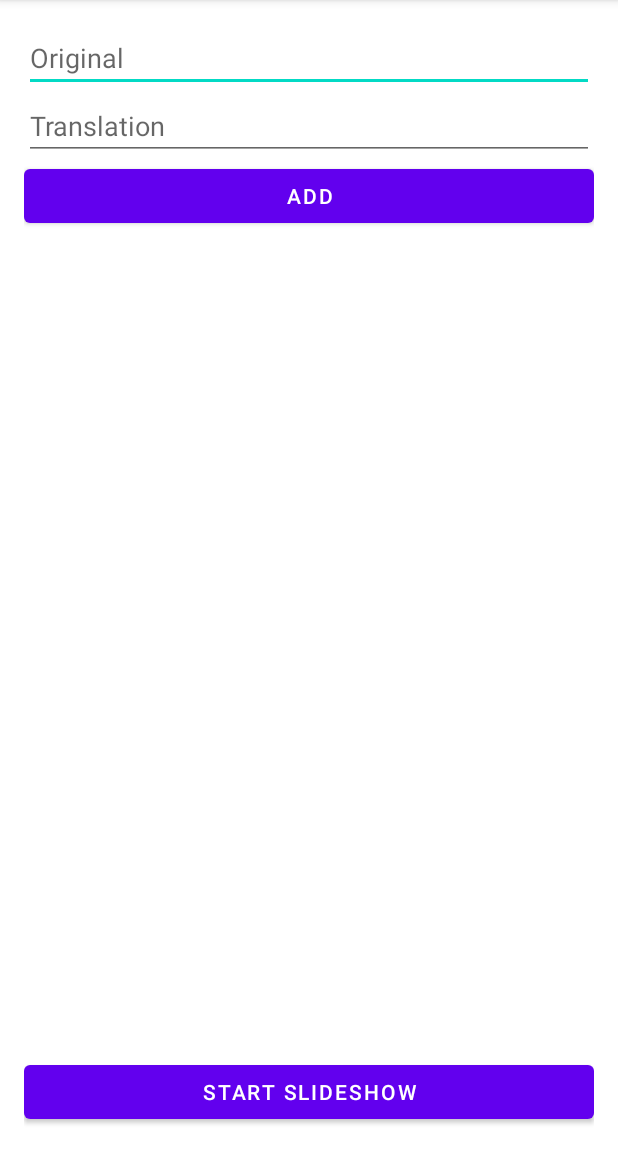
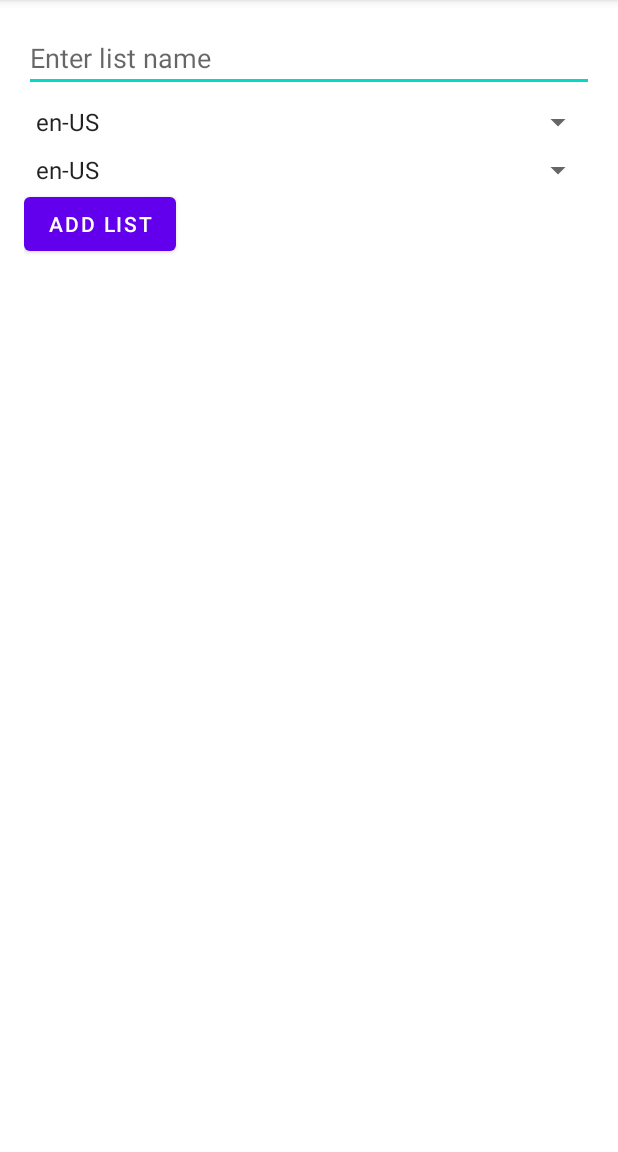
Before and after one commit to JablJak/Lingommerse, an Android app: the screen it shows after launch (MainActivity before the commit, LanguageListsActivity after it), on a phone screen of 412 x 824 dp, the part 84-1236 px from its top. Run offline under Robolectric (Android 15) with nearby library versions, the phone set to English and light mode, and no system bars; our stand-ins replace Room's generated code.

```diff
--- a/app/src/main/AndroidManifest.xml
+++ b/app/src/main/AndroidManifest.xml
@@ -25,6 +25,10 @@
             android:name=".ui.SlideshowActivity"
             android:exported="false">
         </activity>
+        <activity
+            android:name=".ui.LanguageListsActivity"
+            android:exported="false">
+        </activity>
 
     </application>
 
--- a/app/src/main/java/dev/jjablonski/lingommerse/data/AppDatabase.kt
+++ b/app/src/main/java/dev/jjablonski/lingommerse/data/AppDatabase.kt
@@ -4,11 +4,13 @@ import android.content.Context
 import androidx.room.Database
 import androidx.room.Room
 import androidx.room.RoomDatabase
+import dev.jjablonski.lingommerse.model.LanguageList
 import dev.jjablonski.lingommerse.model.LanguagePair
 
-@Database(entities = [LanguagePair::class], version = 1)
+@Database(entities = [LanguagePair::class, LanguageList::class], version = 3, exportSchema = false)
 abstract class AppDatabase : RoomDatabase() {
     abstract fun languagePairDao(): LanguagePairDao
+    abstract fun languageListDao(): LanguageListDao
 
     companion object {
         @Volatile
@@ -20,7 +22,7 @@ abstract class AppDatabase : RoomDatabase() {
                     context.applicationContext,
                     AppDatabase::class.java,
                     "app_database"
-                ).build()
+                ).fallbackToDestructiveMigration().build()
                 INSTANCE = instance
                 instance
             }
--- /dev/null
+++ b/app/src/main/java/dev/jjablonski/lingommerse/data/LanguageListDao.kt
@@ -0,0 +1,22 @@
+package dev.jjablonski.lingommerse.data
+
+import androidx.room.Dao
+import androidx.room.Delete
+import androidx.room.Insert
+import androidx.room.Query
+import dev.jjablonski.lingommerse.model.LanguageList
+
+@Dao
+interface LanguageListDao {
+    @Query("SELECT * FROM language_lists")
+    suspend fun getAll(): List<LanguageList>
+
+    @Query("SELECT * FROM language_lists WHERE id = :id")
+    suspend fun getById(id: Int): LanguageList?
+
+    @Insert
+    suspend fun insert(list: LanguageList)
+
+    @Delete
+    suspend fun delete(list: LanguageList)
+}
--- a/app/src/main/java/dev/jjablonski/lingommerse/data/LanguagePairDao.kt
+++ b/app/src/main/java/dev/jjablonski/lingommerse/data/LanguagePairDao.kt
@@ -8,8 +8,8 @@ import dev.jjablonski.lingommerse.model.LanguagePair
 
 @Dao
 interface LanguagePairDao {
-    @Query("SELECT * FROM language_pairs")
-    suspend fun getAll(): List<LanguagePair>
+    @Query("SELECT * FROM language_pairs WHERE listId = :listId")
+    suspend fun getAllFromList(listId: Int): List<LanguagePair>
 
     @Insert
     suspend fun insert(pair: LanguagePair)
--- /dev/null
+++ b/app/src/main/java/dev/jjablonski/lingommerse/ui/LanguageListsActivity.kt
@@ -0,0 +1,88 @@
+package dev.jjablonski.lingommerse.ui
+
+import android.content.Intent
+import android.os.Bundle
+import android.widget.ArrayAdapter
+import android.widget.Button
+import android.widget.EditText
+import android.widget.Spinner
+import androidx.appcompat.app.AppCompatActivity
+import androidx.recyclerview.widget.LinearLayoutManager
+import androidx.recyclerview.widget.RecyclerView
+import dev.jjablonski.lingommerse.R
+import dev.jjablonski.lingommerse.data.AppDatabase
+import dev.jjablonski.lingommerse.model.LanguageList
+import dev.jjablonski.lingommerse.adapter.LanguageListAdapter
+import kotlinx.coroutines.CoroutineScope
+import kotlinx.coroutines.Dispatchers
+import kotlinx.coroutines.launch
+
+class LanguageListsActivity : AppCompatActivity() {
+
+    private val languageLists = mutableListOf<LanguageList>()
+    private lateinit var adapter: LanguageListAdapter
+    private lateinit var db: AppDatabase
+    private lateinit var listsRecyclerView: RecyclerView
+    private lateinit var listNameEditText: EditText
+    private lateinit var addListButton: Button
+    private lateinit var originalLanguageSpinner: Spinner
+    private lateinit var translationLanguageSpinner: Spinner
+
+    override fun onCreate(savedInstanceState: Bundle?) {
+        super.onCreate(savedInstanceState)
+        setContentView(R.layout.activity_language_lists)
+
+        db = AppDatabase.getDatabase(this)
+
+        listsRecyclerView = findViewById(R.id.listsRecyclerView)
+        listNameEditText = findViewById(R.id.listNameEditText)
+        addListButton = findViewById(R.id.addListButton)
+        originalLanguageSpinner = findViewById(R.id.originalLanguageSpinner)
+        translationLanguageSpinner = findViewById(R.id.translationLanguageSpinner)
+
+        val languages = listOf("en-US", "pl-PL", "de-DE", "it-IT") // Dodaj tutaj więcej języków, jeśli potrzebujesz
+        val languageAdapter = ArrayAdapter(this, android.R.layout.simple_spinner_item, languages)
+        languageAdapter.setDropDownViewResource(android.R.layout.simple_spinner_dropdown_item)
+        originalLanguageSpinner.adapter = languageAdapter
+        translationLanguageSpinner.adapter = languageAdapter
+
+        adapter = LanguageListAdapter(languageLists) { list ->
+            openLanguagePairsActivity(list)
+        }
+        listsRecyclerView.layoutManager = LinearLayoutManager(this)
+        listsRecyclerView.adapter = adapter
+
+        loadLanguageLists()
+
+        addListButton.setOnClickListener {
+            val listName = listNameEditText.text.toString()
+            val originalLanguage = originalLanguageSpinner.selectedItem.toString()
+            val translationLanguage = translationLanguageSpinner.selectedItem.toString()
+            if (listName.isNotEmpty() && originalLanguage.isNotEmpty() && translationLanguage.isNotEmpty()) {
+                val list = LanguageList(name = listName, originalLanguage = originalLanguage, translationLanguage = translationLanguage)
+                CoroutineScope(Dispatchers.IO).launch {
+                    db.languageListDao().insert(list)
+                    loadLanguageLists()
+                }
+                listNameEditText.text.clear()
+            }
+        }
+    }
+
+    private fun loadLanguageLists() {
+        CoroutineScope(Dispatchers.IO).launch {
+            val lists = db.languageListDao().getAll()
+            languageLists.clear()
+            languageLists.addAll(lists)
+            runOnUiThread {
+                adapter.notifyDataSetChanged()
+            }
+        }
+    }
+
+    private fun openLanguagePairsActivity(list: LanguageList) {
+        val intent = Intent(this, MainActivity::class.java)
+        intent.putExtra("listId", list.id)
+        startActivity(intent)
+    }
+}
--- a/app/src/main/java/dev/jjablonski/lingommerse/ui/MainActivity.kt
+++ b/app/src/main/java/dev/jjablonski/lingommerse/ui/MainActivity.kt
@@ -2,13 +2,16 @@ package dev.jjablonski.lingommerse.ui
 
 import android.content.Intent
 import android.os.Bundle
+import android.widget.ArrayAdapter
 import android.widget.Button
 import android.widget.EditText
+import android.widget.Spinner
 import androidx.appcompat.app.AppCompatActivity
 import androidx.recyclerview.widget.LinearLayoutManager
 import androidx.recyclerview.widget.RecyclerView
 import dev.jjablonski.lingommerse.R
 import dev.jjablonski.lingommerse.data.AppDatabase
+import dev.jjablonski.lingommerse.model.LanguageList
 import dev.jjablonski.lingommerse.model.LanguagePair
 import dev.jjablonski.lingommerse.adapter.LanguagePairAdapter
 import kotlinx.coroutines.CoroutineScope
@@ -24,6 +27,11 @@ class MainActivity : AppCompatActivity() {
     private lateinit var originalEditText: EditText
     private lateinit var translationEditText: EditText
     private lateinit var addButton: Button
+    private lateinit var listSpinner: Spinner
+    private lateinit var listAdapter: ArrayAdapter<String>
+    private lateinit var manageListsButton: Button
+
+    private val lists = mutableListOf<LanguageList>()
 
     override fun onCreate(savedInstanceState: Bundle?) {
         super.onCreate(savedInstanceState)
@@ -35,6 +43,12 @@ class MainActivity : AppCompatActivity() {
         originalEditText = findViewById(R.id.originalEditText)
         translationEditText = findViewById(R.id.translationEditText)
         addButton = findViewById(R.id.addButton)
+        listSpinner = findViewById(R.id.listSpinner)
+        manageListsButton = findViewById(R.id.manageListsButton)
+
+        listAdapter = ArrayAdapter(this, android.R.layout.simple_spinner_item, mutableListOf<String>())
+        listAdapter.setDropDownViewResource(android.R.layout.simple_spinner_dropdown_item)
+        listSpinner.adapter = listAdapter
 
         adapter = LanguagePairAdapter(languagePairs) { pair ->
             deleteLanguagePair(pair)
@@ -42,33 +56,66 @@ class MainActivity : AppCompatActivity() {
         recyclerView.layoutManager = LinearLayoutManager(this)
         recyclerView.adapter = adapter
 
-        loadLanguagePairs()
+        loadLanguageLists()
 
         addButton.setOnClickListener {
             val originalText = originalEditText.text.toString()
             val translationText = translationEditText.text.toString()
-            if (originalText.isNotEmpty() && translationText.isNotEmpty()) {
-                val pair = LanguagePair(original = originalText, translation = translationText)
+            val selectedListPosition = listSpinner.selectedItemPosition
+            if (originalText.isNotEmpty() && translationText.isNotEmpty() && selectedListPosition >= 0) {
+                val listId = lists[selectedListPosition].id
+                val pair = LanguagePair(original = originalText, translation = translationText, listId = listId)
                 CoroutineScope(Dispatchers.IO).launch {
                     db.languagePairDao().insert(pair)
-                    loadLanguagePairs()
+                    loadLanguagePairs(listId)
                 }
                 originalEditText.text.clear()
                 translationEditText.text.clear()
             }
         }
+        val slideshowButton: Button = findViewById(R.id.slideshowButton)
 
-        val slideshowButton: Button = findViewById(R.id.slideshowButton)
         slideshowButton.setOnClickListener {
-            val intent = Intent(this, SlideshowActivity::class.java)
-            intent.putParcelableArrayListExtra("languagePairs", ArrayList(languagePairs))
+            val selectedListPosition = listSpinner.selectedItemPosition
+            if (selectedListPosition >= 0) {
+                val listId = lists[selectedListPosition].id
+                val intent = Intent(this, SlideshowActivity::class.java)
+                intent.putExtra("listId", listId)
+                startActivity(intent)
+            }
+        }
+
+        manageListsButton.setOnClickListener {
+            val intent = Intent(this, LanguageListsActivity::class.java)
             startActivity(intent)
         }
     }
 
-    private fun loadLanguagePairs() {
+    private fun loadLanguageLists() {
         CoroutineScope(Dispatchers.IO).launch {
-            val pairs = db.languagePairDao().getAll()
+            val loadedLists = db.languageListDao().getAll()
+            if (loadedLists.isEmpty()) {
+                // No lists available, redirect to LanguageListsActivity
+                runOnUiThread {
+                    startActivity(Intent(this@MainActivity, LanguageListsActivity::class.java))
+                    finish()
+                }
+            } else {
+                lists.clear()
+                lists.addAll(loadedLists)
+                runOnUiThread {
+                    listAdapter.clear()
+                    listAdapter.addAll(loadedLists.map { it.name })
+                    listAdapter.notifyDataSetChanged()
+                    loadLanguagePairs(lists[0].id)
+                }
+            }
+        }
+    }
+
+    private fun loadLanguagePairs(listId: Int) {
+        CoroutineScope(Dispatchers.IO).launch {
+            val pairs = db.languagePairDao().getAllFromList(listId)
             languagePairs.clear()
             languagePairs.addAll(pairs)
             runOnUiThread {
@@ -80,7 +127,7 @@ class MainActivity : AppCompatActivity() {
     private fun deleteLanguagePair(pair: LanguagePair) {
         CoroutineScope(Dispatchers.IO).launch {
             db.languagePairDao().delete(pair)
-            loadLanguagePairs()
+            loadLanguagePairs(pair.listId)
         }
     }
 }
--- /dev/null
+++ b/app/src/main/java/dev/jjablonski/lingommerse/ui/adapter/LanguageListAdapter.kt
@@ -0,0 +1,36 @@
+package dev.jjablonski.lingommerse.adapter
+
+import android.view.LayoutInflater
+import android.view.View
+import android.view.ViewGroup
+import android.widget.TextView
+import androidx.recyclerview.widget.RecyclerView
+import dev.jjablonski.lingommerse.R
+import dev.jjablonski.lingommerse.model.LanguageList
+
+class LanguageListAdapter(
+    private val languageLists: List<LanguageList>,
+    private val onItemClick: (LanguageList) -> Unit
+) : RecyclerView.Adapter<LanguageListAdapter.LanguageListViewHolder>() {
+
+    override fun onCreateViewHolder(parent: ViewGroup, viewType: Int): LanguageListViewHolder {
+        val view = LayoutInflater.from(parent.context)
+            .inflate(R.layout.item_language_list, parent, false)
+        return LanguageListViewHolder(view)
+    }
+
+    override fun onBindViewHolder(holder: LanguageListViewHolder, position: Int) {
+        val list = languageLists[position]
+        holder.listNameTextView.text = list.name
+
+        holder.itemView.setOnClickListener {
+            onItemClick(list)
+        }
+    }
+
+    override fun getItemCount() = languageLists.size
+
+    class LanguageListViewHolder(view: View) : RecyclerView.ViewHolder(view) {
+        val listNameTextView: TextView = view.findViewById(R.id.listNameTextView)
+    }
+}
--- /dev/null
+++ b/app/src/main/res/layout/activity_language_lists.xml
@@ -0,0 +1,37 @@
+<?xml version="1.0" encoding="utf-8"?>
+<LinearLayout xmlns:android="http://schemas.android.com/apk/res/android"
+    android:layout_width="match_parent"
+    android:layout_height="match_parent"
+    android:orientation="vertical"
+    android:padding="16dp">
+
+    <EditText
+        android:id="@+id/listNameEditText"
+        android:layout_width="match_parent"
+        android:layout_height="wrap_content"
+        android:hint="Enter list name" />
+
+    <Spinner
+        android:id="@+id/originalLanguageSpinner"
+        android:layout_width="match_parent"
+        android:layout_height="wrap_content"
+        android:layout_marginTop="8dp" />
+
+    <Spinner
+        android:id="@+id/translationLanguageSpinner"
+        android:layout_width="match_parent"
+        android:layout_height="wrap_content"
+        android:layout_marginTop="8dp" />
+
+    <Button
+        android:id="@+id/addListButton"
+        android:layout_width="wrap_content"
+        android:layout_height="wrap_content"
+        android:text="Add List" />
+
+    <androidx.recyclerview.widget.RecyclerView
+        android:id="@+id/listsRecyclerView"
+        android:layout_width="match_parent"
+        android:layout_height="match_parent"
+        android:layout_marginTop="16dp"/>
+</LinearLayout>
```
Also changed, not shown: app/src/main/java/dev/jjablonski/lingommerse/model/LanguageList.kt (added, +13 -0 lines), app/src/main/java/dev/jjablonski/lingommerse/model/LanguagePair.kt (+15 -3 lines), app/src/main/java/dev/jjablonski/lingommerse/ui/SlideshowActivity.kt (+69 -29 lines), app/src/main/res/layout/activity_main.xml (+27 -13 lines), app/src/main/res/layout/item_language_list.xml (added, +14 -0 lines).
